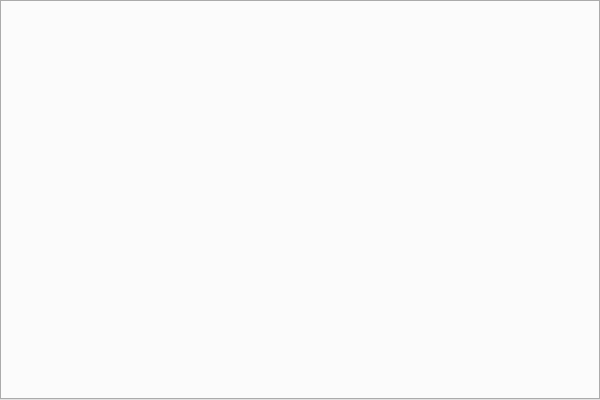
First picture: the form in FilterDialog/Dialog/FilterDialog.ui, repository JayDalton/MatrixFilter, before the edit.
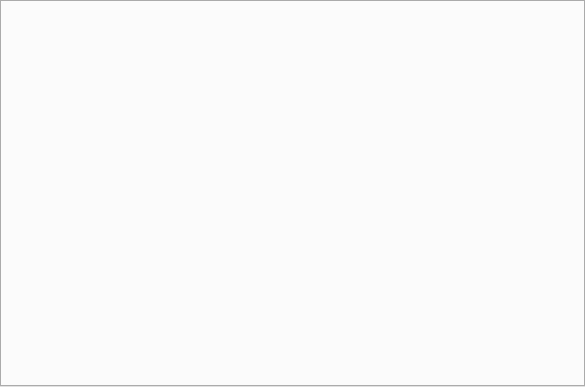
Second picture: the form after the edit.

The edit to the form file:
```diff
--- a/FilterDialog/Dialog/FilterDialog.ui
+++ b/FilterDialog/Dialog/FilterDialog.ui
@@ -6,8 +6,8 @@
    <rect>
     <x>0</x>
     <y>0</y>
-    <width>600</width>
-    <height>400</height>
+    <width>585</width>
+    <height>387</height>
    </rect>
   </property>
   <property name="windowTitle">
```
